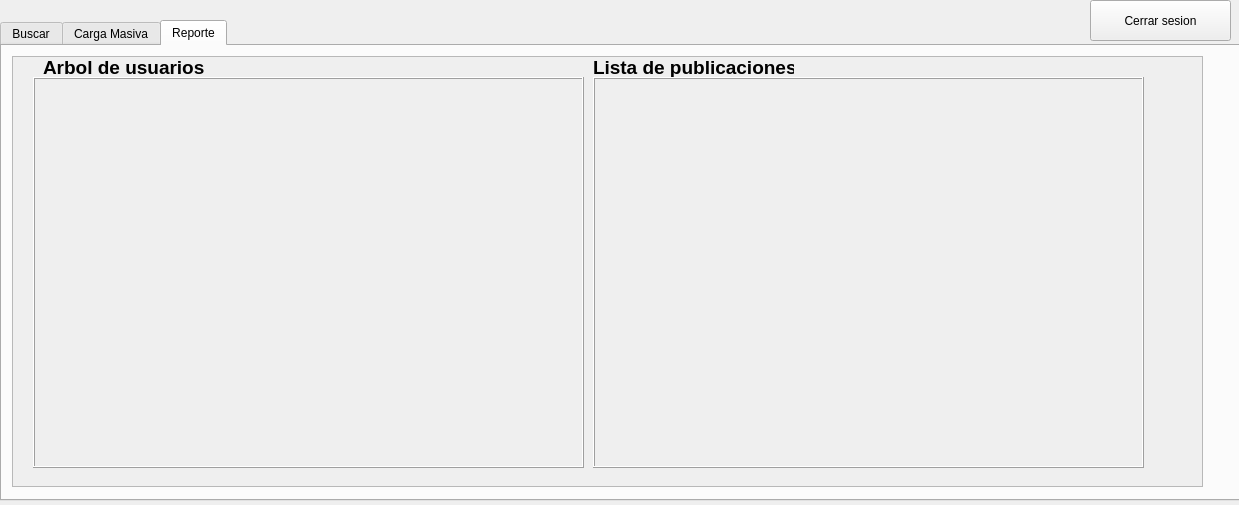
Old version of the form Fase2/main/Admin.ui in the repository Kevin-alvarez1/PROYECTO_MULTIFASES_RED_SOCIAL.
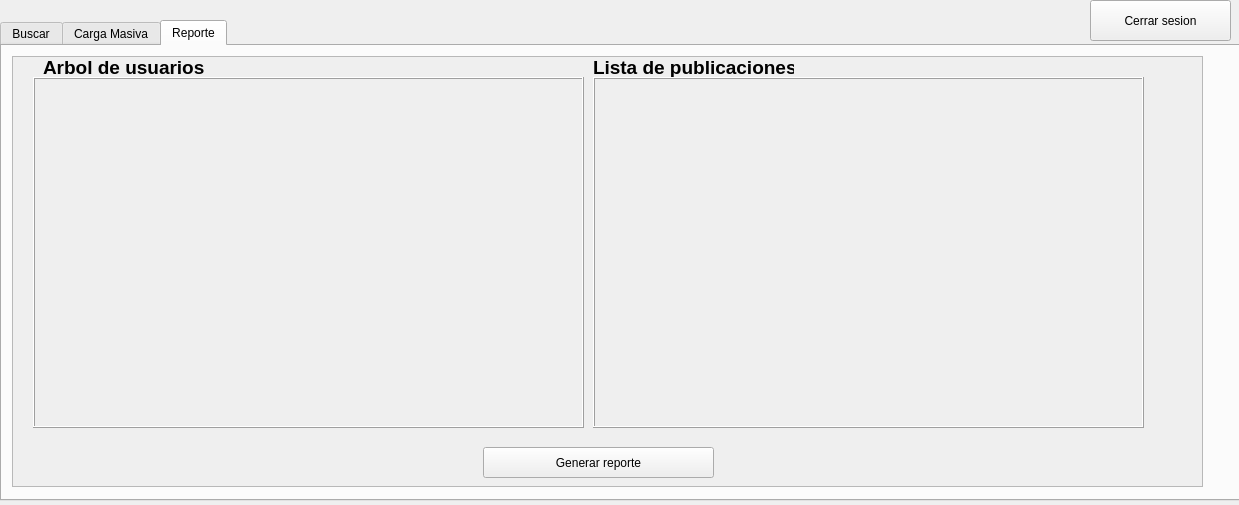
New version of the form. The open tabs and pages were chosen to show the change.

Patch:
```diff
--- a/Fase2/main/Admin.ui
+++ b/Fase2/main/Admin.ui
@@ -357,7 +357,7 @@
          <x>20</x>
          <y>20</y>
          <width>551</width>
-         <height>391</height>
+         <height>351</height>
         </rect>
        </property>
        <property name="frameShape">
@@ -373,7 +373,7 @@
          <x>580</x>
          <y>20</y>
          <width>551</width>
-         <height>391</height>
+         <height>351</height>
         </rect>
        </property>
        <property name="frameShape">
@@ -421,6 +421,19 @@
         <string>Lista de publicaciones</string>
        </property>
       </widget>
+      <widget class="QPushButton" name="Generar_reporte_btn">
+       <property name="geometry">
+        <rect>
+         <x>470</x>
+         <y>390</y>
+         <width>231</width>
+         <height>31</height>
+        </rect>
+       </property>
+       <property name="text">
+        <string>Generar reporte</string>
+       </property>
+      </widget>
      </widget>
     </widget>
    </widget>
```
Left out of the diff: 2 changed lines with no effect on the pictures.
